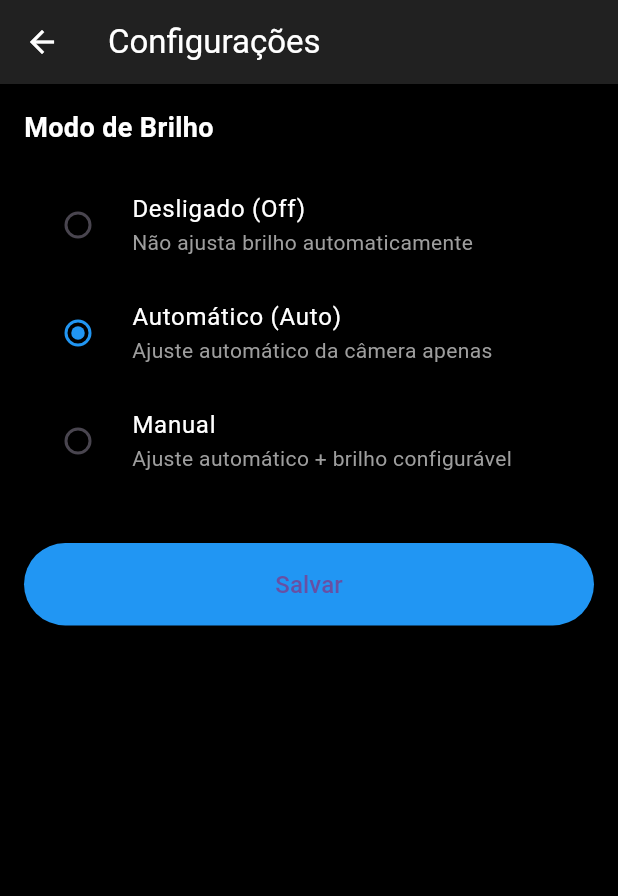
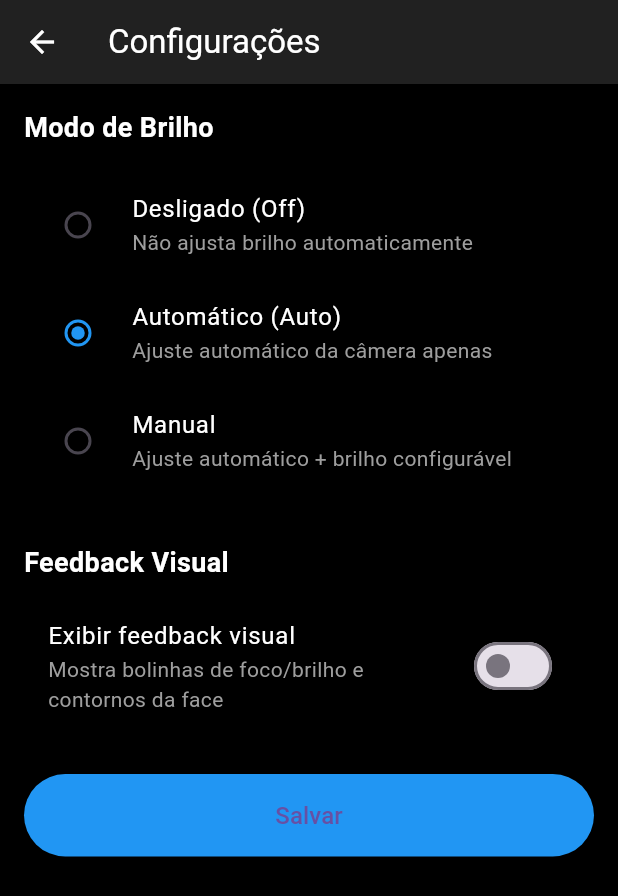
Before and after one commit to caio-pellegrini/appfacial, a Flutter app: the screen it shows after launch, after a tap on the "settings" icon, on a phone screen of 412 x 824 dp. Shown: the top 896 px of the screen. Run offline on Flutter 3.47's test engine with Material 3 defaults, Android fonts, the phone set to English and light mode, and no system bars; our stand-ins replace shared_preferences; missing offline and left inert: camerawesome, google_mlkit_face_detection.

Commit message:
feat: setting option to show/hide visual feedback

```diff
--- a/lib/main.dart
+++ b/lib/main.dart
@@ -123,6 +123,7 @@ class _FaceAwareCameraState extends State<FaceAwareCamera> {
 
   BrightnessModeConfig _brightnessMode = BrightnessModeConfig.auto;
   double _brightnessPercent = 0.0;
+  bool _showVisualFeedback = false;
 
   double _brightnessPercentToValue(double percent) {
     return ((percent + 100.0) / 200.0).clamp(0.0, 1.0);
@@ -167,10 +168,12 @@ class _FaceAwareCameraState extends State<FaceAwareCamera> {
     final prefs = await SharedPreferences.getInstance();
     final modeIndex = prefs.getInt('brightnessMode') ?? BrightnessModeConfig.auto.index;
     final brightnessPercent = prefs.getDouble('brightnessPercent') ?? 0.0;
+    final showVisualFeedback = prefs.getBool('showVisualFeedback') ?? false;
 
     setState(() {
       _brightnessMode = BrightnessModeConfig.values[modeIndex];
       _brightnessPercent = brightnessPercent.clamp(-100.0, 100.0);
+      _showVisualFeedback = showVisualFeedback;
     });
   }
 
@@ -187,6 +190,7 @@ class _FaceAwareCameraState extends State<FaceAwareCamera> {
       cameraState: state,
       faceDetectionStream: _faceDetectionController.stream,
       preview: preview,
+      showVisualFeedback: _showVisualFeedback,
     );
   }
 
@@ -197,6 +201,7 @@ class _FaceAwareCameraState extends State<FaceAwareCamera> {
         builder: (context) => SettingsScreen(
           currentMode: _brightnessMode,
           currentOffset: _brightnessPercent,
+          currentShowVisualFeedback: _showVisualFeedback,
         ),
       ),
     );
@@ -204,11 +209,13 @@ class _FaceAwareCameraState extends State<FaceAwareCamera> {
     if (result != null) {
       final newMode = result['mode'] as BrightnessModeConfig;
       final newBrightness = result['offset'] as double;
+      final newShowVisualFeedback = result['showVisualFeedback'] as bool? ?? false;
 
       if (mounted) {
         setState(() {
           _brightnessMode = newMode;
           _brightnessPercent = newBrightness.clamp(-100.0, 100.0);
+          _showVisualFeedback = newShowVisualFeedback;
         });
       }
     }
@@ -357,7 +364,7 @@ class _FaceAwareCameraState extends State<FaceAwareCamera> {
         try {
           final brightnessValue = _brightnessPercentToValue(_brightnessPercent);
           await CamerawesomePlugin.setBrightness(brightnessValue);
-          // Mostrar bolinha azul na mesma posição
+          // Mostrar bolinha verde na mesma posição
           await _showBrightnessFeedbackAt(normalizedPositionForFeedback);
         } catch (e) {
           log("Erro ao aplicar brightness: $e");
@@ -419,7 +426,7 @@ class _FaceAwareCameraState extends State<FaceAwareCamera> {
         try {
           final brightnessValue = _brightnessPercentToValue(_brightnessPercent);
           await CamerawesomePlugin.setBrightness(brightnessValue);
-          // Mostrar bolinha azul no centro
+          // Mostrar bolinha verde no centro
           await _showBrightnessFeedbackAt(normalizedCenter);
         } catch (e) {
           log("Erro ao aplicar brightness: $e");
@@ -468,7 +475,7 @@ class _FaceAwareCameraState extends State<FaceAwareCamera> {
               return _buildCameraLayout(state, preview);
             },
           ),
-          if (_showFocusFeedback && _focusPositionNormalized != null)
+          if (_showVisualFeedback && _showFocusFeedback && _focusPositionNormalized != null)
             Builder(
               builder: (context) {
                 final screenPosition = _normalizedToScreenPosition(_focusPositionNormalized!);
@@ -487,7 +494,7 @@ class _FaceAwareCameraState extends State<FaceAwareCamera> {
                 );
               },
             ),
-          if (_showBrightnessFeedback && _brightnessPositionNormalized != null)
+          if (_showVisualFeedback && _showBrightnessFeedback && _brightnessPositionNormalized != null)
             Builder(
               builder: (context) {
                 final screenPosition = _normalizedToScreenPosition(_brightnessPositionNormalized!);
@@ -499,7 +506,7 @@ class _FaceAwareCameraState extends State<FaceAwareCamera> {
                     width: 10,
                     height: 10,
                     decoration: const BoxDecoration(
-                      color: Colors.blue,
+                      color: Colors.green,
                       shape: BoxShape.circle,
                     ),
                   ),
@@ -527,11 +534,13 @@ class _FacePreviewDecorator extends StatelessWidget {
   final CameraState cameraState;
   final Stream<FaceDetectionModel> faceDetectionStream;
   final AnalysisPreview preview;
+  final bool showVisualFeedback;
 
   const _FacePreviewDecorator({
     required this.cameraState,
     required this.faceDetectionStream,
     required this.preview,
+    required this.showVisualFeedback,
   });
 
   @override
@@ -552,6 +561,10 @@ class _FacePreviewDecorator extends StatelessWidget {
                 return StreamBuilder<FaceDetectionModel>(
                   stream: faceDetectionStream,
                   builder: (_, faceModelSnapshot) {
+                    if (!showVisualFeedback) {
+                      return const SizedBox();
+                    }
+
                     if (!faceModelSnapshot.hasData || faceModelSnapshot.data!.img == null) {
                       return const SizedBox();
                     }
--- a/lib/settings_screen.dart
+++ b/lib/settings_screen.dart
@@ -6,11 +6,13 @@ enum BrightnessModeConfig { off, auto, manual }
 class SettingsScreen extends StatefulWidget {
   final BrightnessModeConfig currentMode;
   final double currentOffset;
+  final bool currentShowVisualFeedback;
 
   const SettingsScreen({
     Key? key,
     required this.currentMode,
     required this.currentOffset,
+    required this.currentShowVisualFeedback,
   }) : super(key: key);
 
   @override
@@ -20,23 +22,27 @@ class SettingsScreen extends StatefulWidget {
 class _SettingsScreenState extends State<SettingsScreen> {
   late BrightnessModeConfig _selectedMode;
   late double _offsetValue;
+  late bool _showVisualFeedback;
 
   @override
   void initState() {
     super.initState();
     _selectedMode = widget.currentMode;
     _offsetValue = widget.currentOffset;
+    _showVisualFeedback = widget.currentShowVisualFeedback;
   }
 
   Future<void> _saveSettings() async {
     final prefs = await SharedPreferences.getInstance();
     await prefs.setInt('brightnessMode', _selectedMode.index);
     await prefs.setDouble('brightnessPercent', _offsetValue);
+    await prefs.setBool('showVisualFeedback', _showVisualFeedback);
 
     if (mounted) {
       Navigator.pop(context, {
         'mode': _selectedMode,
         'offset': _offsetValue,
+        'showVisualFeedback': _showVisualFeedback,
       });
     }
   }
@@ -156,6 +162,34 @@ class _SettingsScreenState extends State<SettingsScreen> {
           ],
 
           SizedBox(height: 32),
+          Text(
+            'Feedback Visual',
+            style: TextStyle(
+              color: Colors.white,
+              fontSize: 18,
+              fontWeight: FontWeight.bold,
+            ),
+          ),
+          SizedBox(height: 16),
+          SwitchListTile(
+            title: Text(
+              'Exibir feedback visual',
+              style: TextStyle(color: Colors.white),
+            ),
+            subtitle: Text(
+              'Mostra bolinhas de foco/brilho e contornos da face',
+              style: TextStyle(color: Colors.grey),
+            ),
+            value: _showVisualFeedback,
+            activeColor: Colors.blue,
+            onChanged: (value) {
+              setState(() {
+                _showVisualFeedback = value;
+              });
+            },
+          ),
+
+          SizedBox(height: 32),
           ElevatedButton(
             onPressed: _saveSettings,
             style: ElevatedButton.styleFrom(
```
Also changed, not shown: 1 other file.
